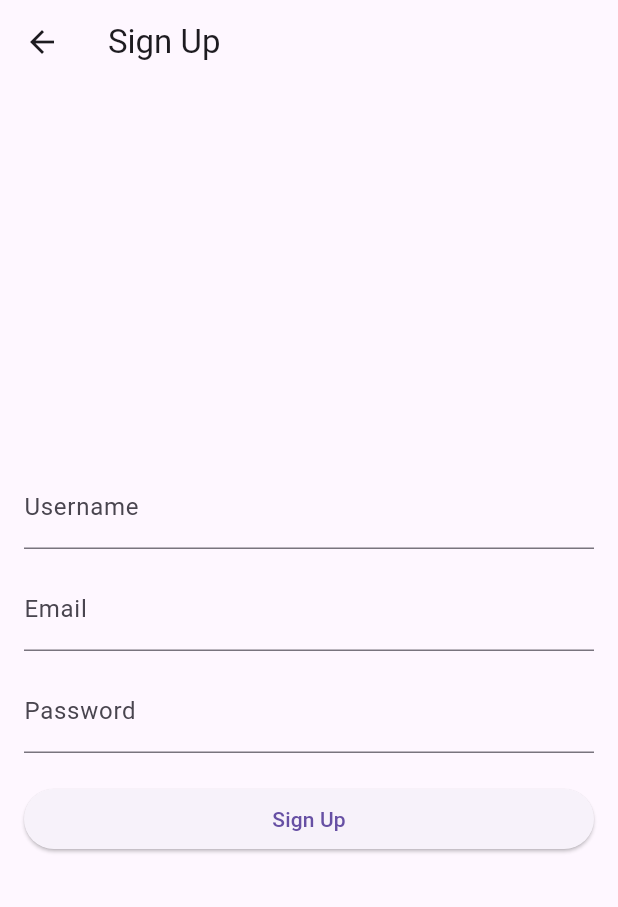
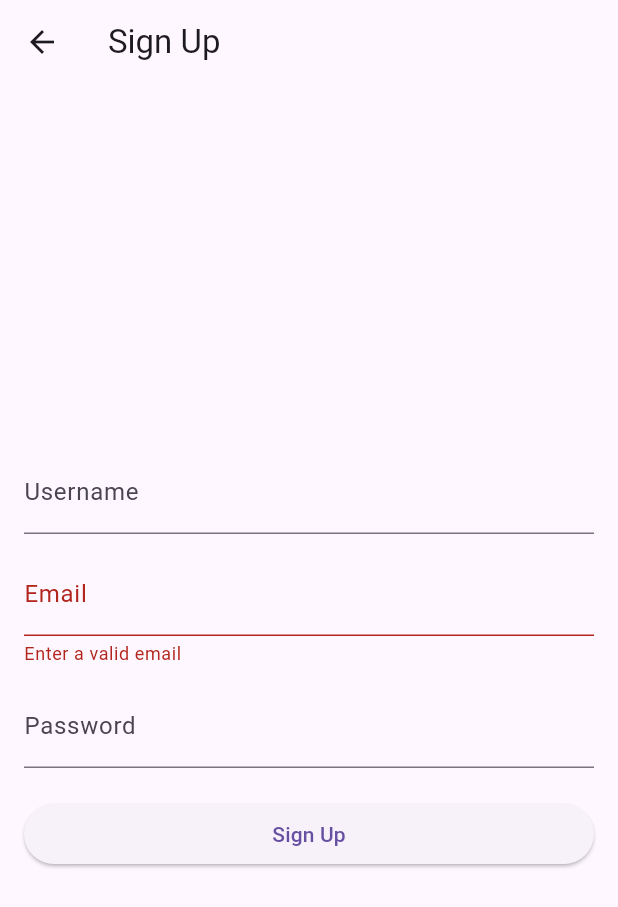
Before and after one commit to jacobjohnxn/place-main, a Flutter app: the SignUpPage screen opened directly, after a tap on "Sign Up", on a phone screen of 412 x 824 dp. Shown: the top 907 px of the screen. Run offline on Flutter 3.47's test engine with Material 3 defaults, Android fonts, the light colour scheme and no system bars; our stand-ins replace cloud_firestore, firebase_auth, firebase_core; accounts and stored records are empty.

Commit message:
modified:   decision_tree_model.pkl 	modified:   decision_tree_visualization.png 	modified:   lib/SignUpPage.dart 	modified:   lib/main.dart 	modified:   lib/pred.dart 	modified:   prediction_server.py 	modified:   pubspec.yaml

```diff
--- a/lib/SignUpPage.dart
+++ b/lib/SignUpPage.dart
@@ -15,10 +15,22 @@ class _SignUpPageState extends State<SignUpPage> {
   final TextEditingController _emailController = TextEditingController();
   final TextEditingController _passwordController = TextEditingController();
 
+  bool _emailError = false; // Define _emailError variable to track email format validity
+
   Future<void> _signUp() async {
     try {
       final String email = _emailController.text.trim();
       final String password = _passwordController.text.trim();
+
+      // Validate the email format
+      bool isValidEmail = RegExp(r'^[\w-\.]+@([\w-]+\.)+[\w-]{2,4}$').hasMatch(email);
+
+      if (!isValidEmail) {
+        setState(() {
+          _emailError = true;
+        });
+        return; // Exit signUp function if email is not valid
+      }
 
       // Create user with email and password
       await FirebaseAuth.instance.createUserWithEmailAndPassword(
@@ -57,18 +69,32 @@ class _SignUpPageState extends State<SignUpPage> {
             TextField(
               controller: _emailController,
               keyboardType: TextInputType.emailAddress,
-              decoration: const InputDecoration(
+              onChanged: (value) {
+                setState(() {
+                  // Reset the error state when user changes the email
+                  _emailError = false;
+                });
+              },
+              decoration: InputDecoration(
                 labelText: 'Email',
+                errorText: _emailError ? 'Enter a valid email' : null,
               ),
             ),
             const SizedBox(height: 12.0),
             TextField(
-              controller: _passwordController,
-              obscureText: true,
-              decoration: const InputDecoration(
-                labelText: 'Password',
-              ),
+            controller: _passwordController,
+            obscureText: true,
+            onChanged: (_) {
+              setState(() {}); // Trigger rebuild when password changes
+            },
+            decoration: InputDecoration(
+              labelText: 'Password',
+              errorText: _passwordController.text.isNotEmpty && _passwordController.text.length < 6
+                  ? 'Password should be at least 6 characters'
+                  : null,
             ),
+          ),
+
             const SizedBox(height: 20.0),
             ElevatedButton(
               onPressed: _signUp, // Call _signUp function when the button is pressed
--- a/pubspec.yaml
+++ b/pubspec.yaml
@@ -41,6 +41,7 @@ dependencies:
   firebase_auth_web: ^5.1.0
   http: ^1.2.1
   cloud_firestore: ^4.16.1
+
 
 
 dev_dependencies:
```
Also changed, not shown: lib/main.dart (+14 -10 lines), lib/pred.dart (+106 -54 lines), decision_tree_visualization.png, 2 other files.
